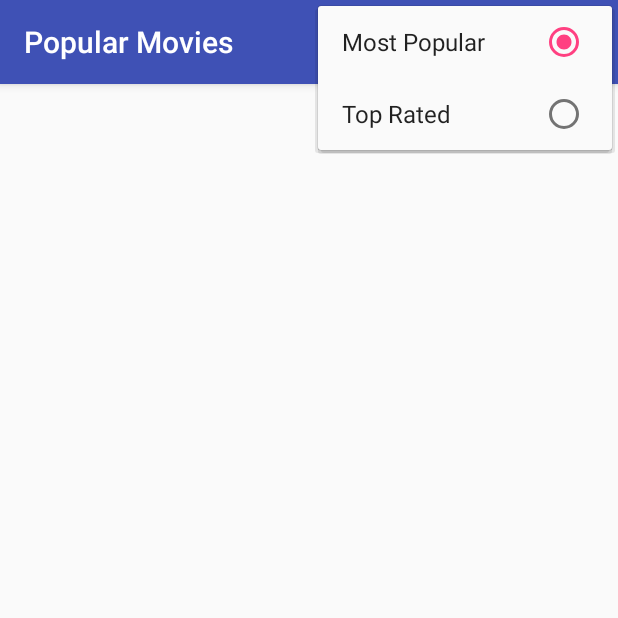
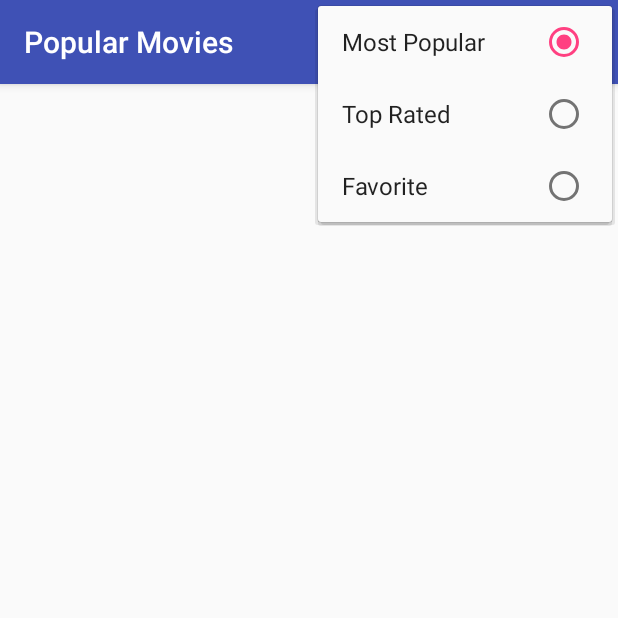
Before and after one commit to benktesh/popularmoviestwo, an Android app: the screen it shows after launch (MainActivity), with the options menu open, on a phone screen of 412 x 824 dp, the top half of it. Run offline under Robolectric (Android 15) with nearby library versions, the phone set to English and light mode, and no system bars; our stand-ins replace Picasso; pictures from the network do not load.

Commit message:
Adds 'Favorite' as third menu item and related boiler plate code

```diff
--- a/app/src/main/res/menu/menu_main.xml
+++ b/app/src/main/res/menu/menu_main.xml
@@ -14,5 +14,10 @@
             android:orderInCategory="100"
             android:title="@string/sort_top_rated"
             app:showAsAction="never" />
+        <item
+            android:id="@+id/action_favorite"
+            android:orderInCategory="100"
+            android:title="@string/Favorite"
+            app:showAsAction="never" />
     </group>
 </menu>
--- a/app/src/main/res/values/strings.xml
+++ b/app/src/main/res/values/strings.xml
@@ -10,4 +10,5 @@
     <string name="Network_Error_Prompt">There is no internet or api did not respond.</string>
     <string name="Error_MovieData_Not_Found">Movie data is not available.</string>
     <string name="mark_as_favorite">Mark as Favorite</string>
+    <string name="Favorite">Favorite</string>
 </resources>
```
Also changed, not shown: app/src/main/java/com/benktesh/popularmovies/MainActivity.java (+16 -1 lines).
